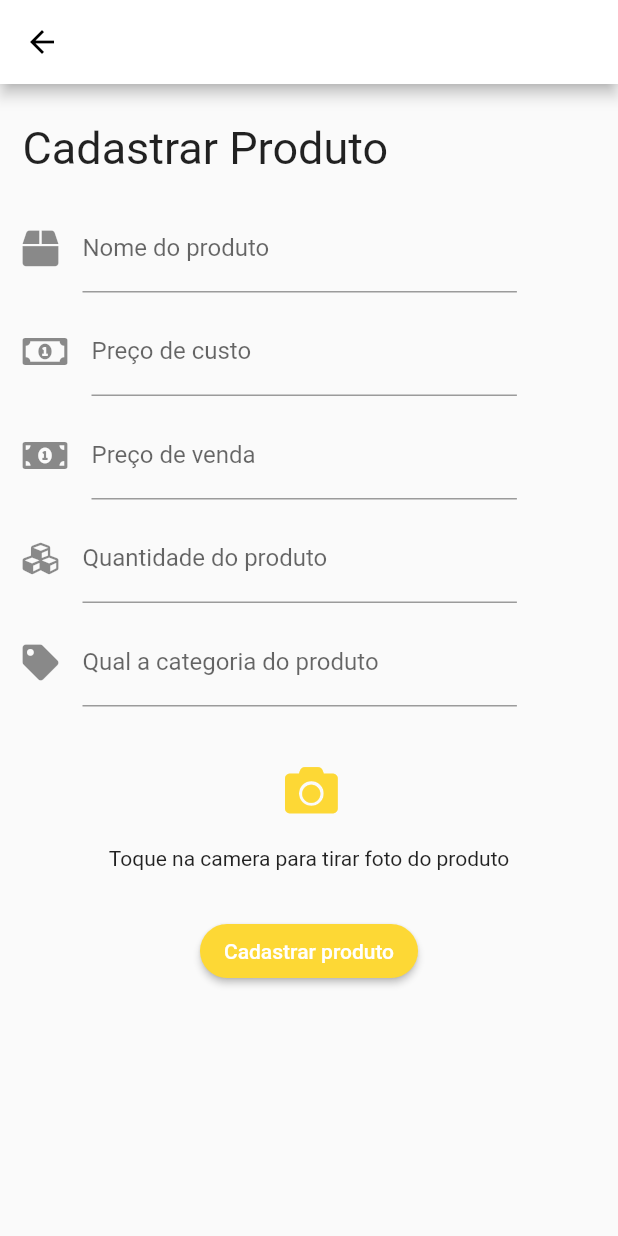
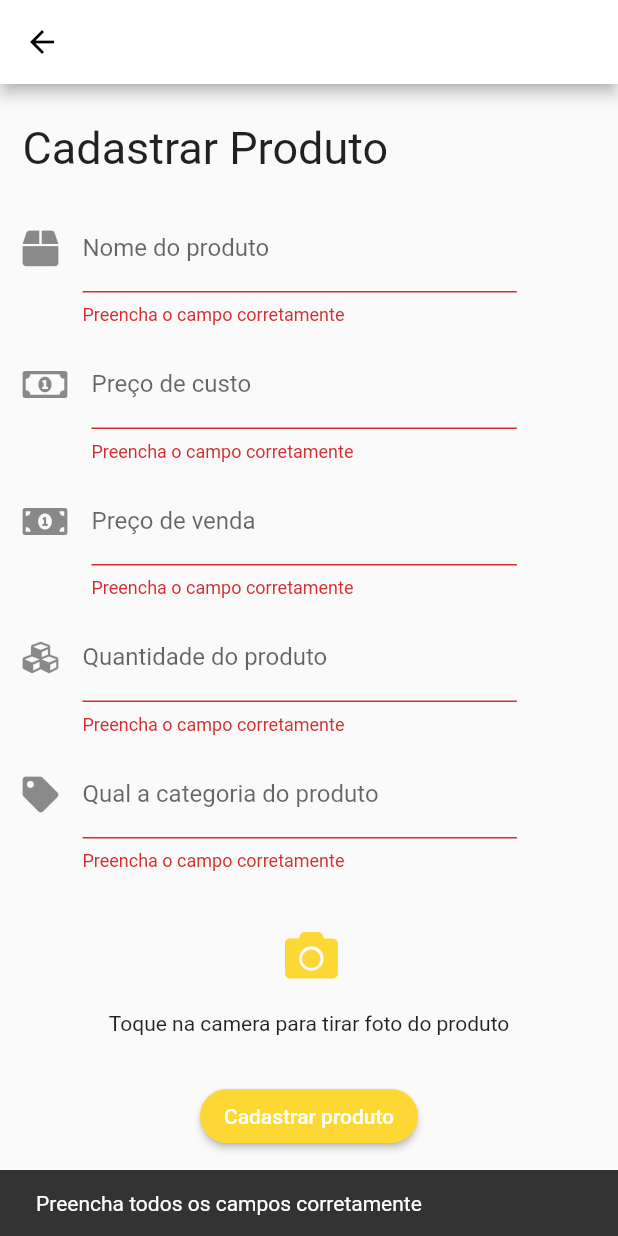
Before and after one commit to Graciano-B-L-Junior/seu_estoque_app, a Flutter app: the CadastrarProduto screen opened directly, after a tap on "Cadastrar produto", on a phone screen of 412 x 824 dp. Run offline on Flutter 3.47's test engine with Material 2 defaults, Android fonts, the phone set to English and light mode, and no system bars; our stand-ins replace cloud_firestore, firebase_core, font_awesome_flutter; accounts and stored records are empty.

```diff
--- a/lib/Telas/cadastrar_produto.dart
+++ b/lib/Telas/cadastrar_produto.dart
@@ -1,3 +1,5 @@
+import 'package:app_estoque/Auxiliar/firebase_database.dart';
+import 'package:cloud_firestore/cloud_firestore.dart';
 import 'package:flutter/material.dart';
 import 'package:font_awesome_flutter/font_awesome_flutter.dart';
 
@@ -10,6 +12,13 @@ class CadastrarProduto extends StatefulWidget {
 
 class _CadastrarProdutoState extends State<CadastrarProduto> {
   final _formKey = GlobalKey<FormState>();
+
+  TextEditingController nomeProduto = TextEditingController();
+  TextEditingController precoCusto = TextEditingController();
+  TextEditingController precoVenda = TextEditingController();
+  TextEditingController quantidade = TextEditingController();
+  TextEditingController categoria = TextEditingController();
+
   @override
   Widget build(BuildContext context) {
     return Form(
@@ -35,11 +44,12 @@ class _CadastrarProdutoState extends State<CadastrarProduto> {
                 Container(
                   width: MediaQuery.of(context).size.width * 0.8,
                   child: TextFormField(
+                    controller: nomeProduto,
                     decoration: InputDecoration(
                         icon: FaIcon(FontAwesomeIcons.box),
                         labelText: "Nome do produto"),
                     validator: (String? value) {
-                      return (value != null || value!.isEmpty)
+                      return (value == null || value.isEmpty)
                           ? 'Preencha o campo corretamente'
                           : null;
                     },
@@ -51,12 +61,13 @@ class _CadastrarProdutoState extends State<CadastrarProduto> {
                 Container(
                   width: MediaQuery.of(context).size.width * 0.8,
                   child: TextFormField(
+                    controller: precoCusto,
                     keyboardType: TextInputType.number,
                     decoration: InputDecoration(
                         icon: FaIcon(FontAwesomeIcons.moneyBillAlt),
                         labelText: "Preço de custo"),
                     validator: (String? value) {
-                      return (value != null || value!.isEmpty)
+                      return (value == null || value.isEmpty)
                           ? 'Preencha o campo corretamente'
                           : null;
                     },
@@ -68,12 +79,13 @@ class _CadastrarProdutoState extends State<CadastrarProduto> {
                 Container(
                   width: MediaQuery.of(context).size.width * 0.8,
                   child: TextFormField(
+                    controller: precoVenda,
                     keyboardType: TextInputType.number,
                     decoration: InputDecoration(
                         icon: FaIcon(FontAwesomeIcons.solidMoneyBillAlt),
                         labelText: "Preço de venda"),
                     validator: (String? value) {
-                      return (value != null || value!.isEmpty)
+                      return (value == null || value.isEmpty)
                           ? 'Preencha o campo corretamente'
                           : null;
                     },
@@ -85,10 +97,16 @@ class _CadastrarProdutoState extends State<CadastrarProduto> {
                 Container(
                   width: MediaQuery.of(context).size.width * 0.8,
                   child: TextFormField(
+                    controller: quantidade,
                     keyboardType: TextInputType.number,
                     decoration: InputDecoration(
                         icon: FaIcon(FontAwesomeIcons.cubes),
                         labelText: "Quantidade do produto"),
+                    validator: (String? value) {
+                      return (value == null || value.isEmpty)
+                          ? 'Preencha o campo corretamente'
+                          : null;
+                    },
                   ),
                 ),
                 SizedBox(
@@ -97,12 +115,18 @@ class _CadastrarProdutoState extends State<CadastrarProduto> {
                 Container(
                   width: MediaQuery.of(context).size.width * 0.8,
                   child: TextFormField(
+                    controller: categoria,
                     decoration: InputDecoration(
                         icon: FaIcon(FontAwesomeIcons.tag),
                         labelText: "Qual a categoria do produto"),
+                    validator: (String? value) {
+                      return (value == null || value.isEmpty)
+                          ? 'Preencha o campo corretamente'
+                          : null;
+                    },
                   ),
                 ),
-                SizedBox(
+                const SizedBox(
                   height: 30,
                 ),
                 Container(
@@ -115,14 +139,14 @@ class _CadastrarProdutoState extends State<CadastrarProduto> {
                         color: Colors.yellow.shade600,
                       )),
                 ),
-                SizedBox(
+                const SizedBox(
                   height: 15,
                 ),
                 Container(
                   alignment: Alignment.center,
                   child: Text("Toque na camera para tirar foto do produto"),
                 ),
-                SizedBox(
+                const SizedBox(
                   height: 30,
                 ),
                 Container(
@@ -134,8 +158,43 @@ class _CadastrarProdutoState extends State<CadastrarProduto> {
                           shape: MaterialStateProperty.all(
                               RoundedRectangleBorder(
                                   borderRadius: BorderRadius.circular(18)))),
-                      onPressed: () {},
-                      child: Text("Cadastrar produto")),
+                      onPressed: () async {
+                        // Validate returns true if the form is valid, or false otherwise.
+                        if (_formKey.currentState!.validate() == false) {
+                          // If the form is valid, display a snackbar. In the real world,
+                          // you'd often call a server or save the information in a database.
+                          ScaffoldMessenger.of(context).showSnackBar(
+                            const SnackBar(
+                                content: Text(
+                                    'Preencha todos os campos corretamente')),
+                          );
+                        } else {
+                          await BancoDeDados.instance.adicionarProduto(
+                              categoria.text,
+                              nomeProduto.text,
+                              double.parse(precoCusto.text),
+                              double.parse(precoVenda.text),
+                              int.parse(quantidade.text));
+                          await showDialog(
+                              context: context,
+                              builder: (BuildContext context) {
+                                return AlertDialog(
+                                  title: Text("Atenção"),
+                                  content: Text(
+                                      "O produto foi cadastrado com sucesso!"),
+                                  actions: [
+                                    TextButton(
+                                        onPressed: () {
+                                          Navigator.pop(context);
+                                        },
+                                        child: Text("Retornar"))
+                                  ],
+                                );
+                              });
+                          Navigator.pop(context);
+                        }
+                      },
+                      child: const Text("Cadastrar produto")),
                 )
               ],
             ),
--- a/pubspec.yaml
+++ b/pubspec.yaml
@@ -35,6 +35,8 @@ dependencies:
   # Use with the CupertinoIcons class for iOS style icons.
   cupertino_icons: ^1.0.2
   font_awesome_flutter: ^9.1.0
+  firebase_core: ^1.7.0
+  cloud_firestore: ^2.5.3
 
 dev_dependencies:
   flutter_test:
```
Also changed, not shown: lib/Auxiliar/firebase_database.dart (added, +28 -0 lines), lib/Telas/home_page.dart (+4 -3 lines), lib/Telas/lista_produtos.dart (added, +37 -0 lines), lib/main.dart (+6 -1 lines), pubspec.lock, 3 other files.
